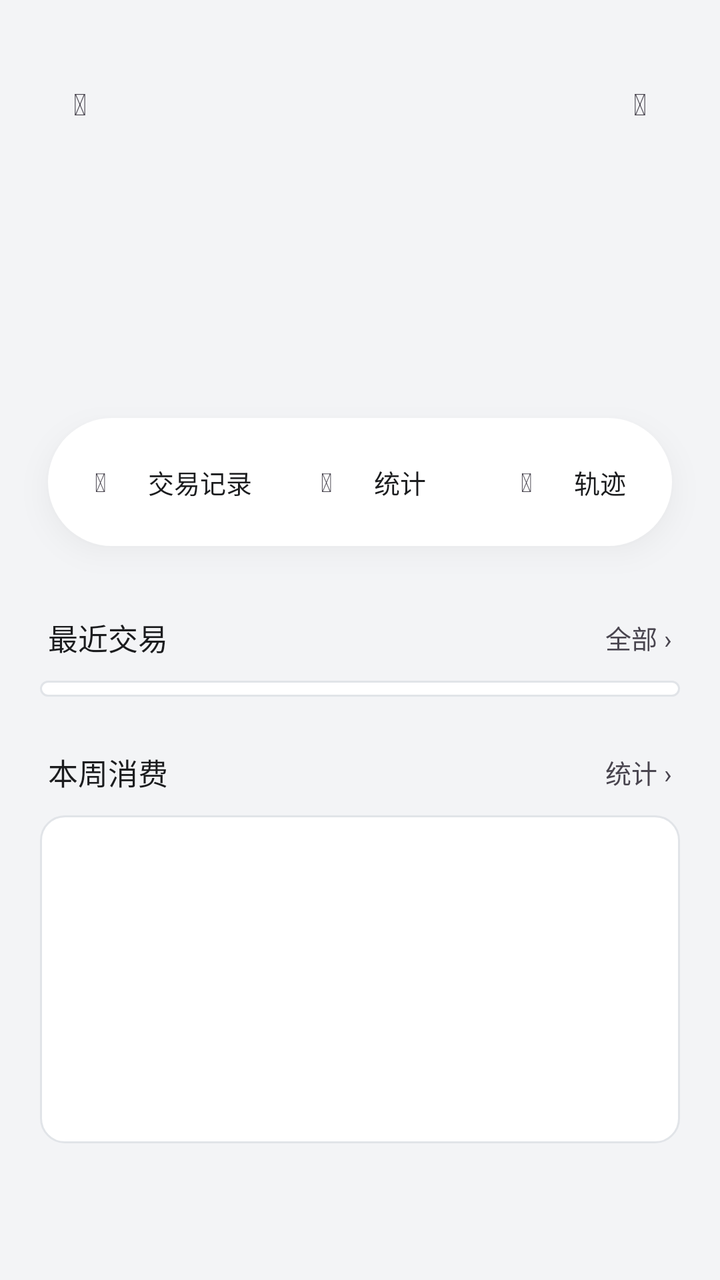
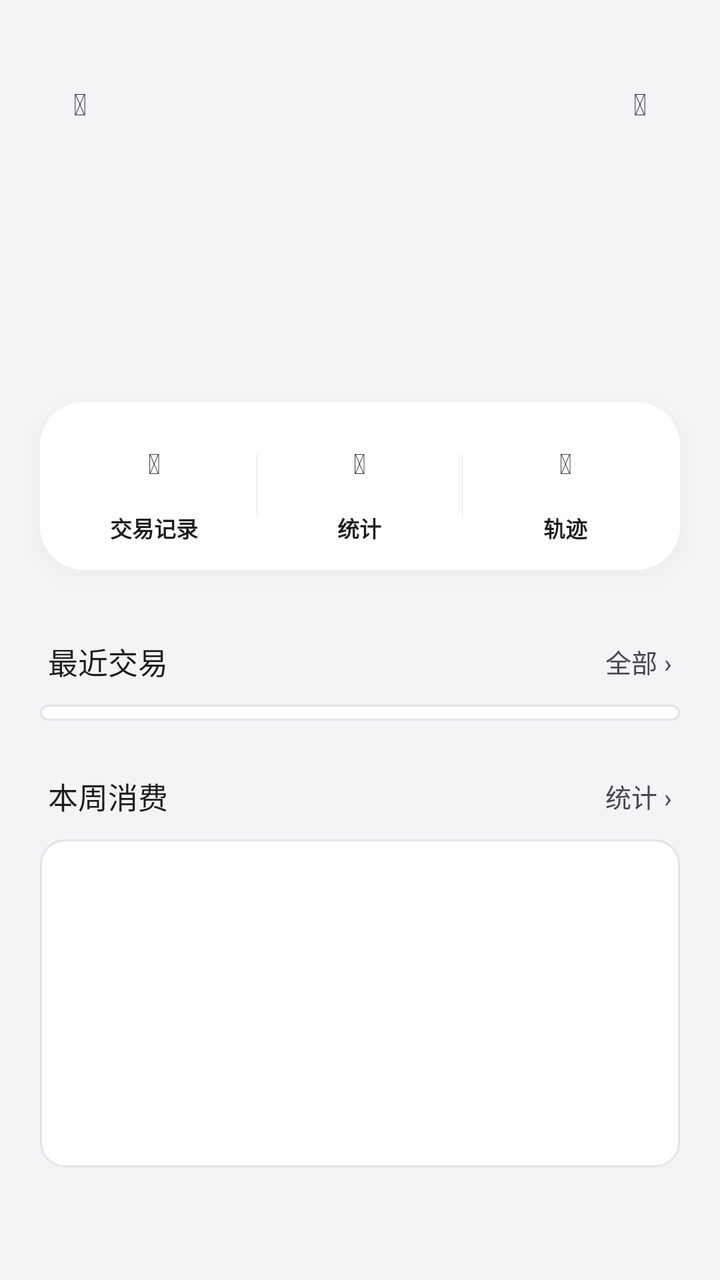

The first picture is an Android layout as it rendered before a commit; the second is the same layout after the commit. The layout source and the unified diff follow.
<!-- AndroidManifest.xml: application theme Theme.TransitU -->
<!-- res/layout/fragment_card_home.xml -->
<?xml version="1.0" encoding="utf-8"?>
<FrameLayout xmlns:android="http://schemas.android.com/apk/res/android"
    android:layout_width="match_parent"
    android:layout_height="match_parent"
    android:background="@color/paper">

    <ScrollView
        android:id="@+id/cardHomeScroll"
        android:layout_width="match_parent"
        android:layout_height="match_parent"
        android:fillViewport="true"
        android:scrollbars="none">

        <LinearLayout
            android:layout_width="match_parent"
            android:layout_height="wrap_content"
            android:orientation="vertical"
            android:paddingBottom="32dp">

            
            <LinearLayout
                android:id="@+id/header"
                android:layout_width="match_parent"
                android:layout_height="wrap_content"
                android:orientation="vertical"
                android:paddingStart="20dp"
                android:paddingEnd="20dp"
                android:paddingBottom="52dp">

                <View
                    android:layout_width="match_parent"
                    android:layout_height="@dimen/status_bar_spacer_height" />

                <FrameLayout
                    android:layout_width="match_parent"
                    android:layout_height="56dp">

                    <TextView
                        android:id="@+id/btnBack"
                        style="@style/CardHomeHeaderButton"
                        android:layout_gravity="start|center_vertical"
                        android:contentDescription="返回"
                        android:text="&#xF053;" />

                    <TextView
                        android:id="@+id/tvHeaderPill"
                        android:layout_width="wrap_content"
                        android:layout_height="32dp"
                        android:layout_gravity="center"
                        android:fontFamily="sans-serif-medium"
                        android:gravity="center"
                        android:paddingStart="14dp"
                        android:paddingEnd="14dp"
                        android:textSize="13sp" />

                    <TextView
                        android:id="@+id/btnMore"
                        style="@style/CardHomeHeaderButton"
                        android:layout_gravity="end|center_vertical"
                        android:contentDescription="更多"
                        android:text="&#xF141;" />
                </FrameLayout>

                <TextView
                    android:id="@+id/tvBalanceLabel"
                    android:layout_width="wrap_content"
                    android:layout_height="wrap_content"
                    android:layout_marginTop="16dp"
                    android:textSize="13sp" />

                <TextView
                    android:id="@+id/tvBalance"
                    android:layout_width="wrap_content"
                    android:layout_height="wrap_content"
                    android:layout_marginTop="4dp"
                    android:fontFamily="sans-serif-medium"
                    android:includeFontPadding="false"
                    android:textSize="40sp"
                    android:textStyle="bold" />

                <TextView
                    android:id="@+id/tvLastRead"
                    android:layout_width="wrap_content"
                    android:layout_height="wrap_content"
                    android:layout_marginTop="8dp"
                    android:textSize="12sp" />
            </LinearLayout>

            
            <LinearLayout
                android:layout_width="match_parent"
                android:layout_height="64dp"
                android:layout_marginStart="24dp"
                android:layout_marginTop="-32dp"
                android:layout_marginEnd="24dp"
                android:layout_marginBottom="8dp"
                android:background="@drawable/bg_action_pill"
                android:elevation="8dp"
                android:outlineAmbientShadowColor="#33000000"
                android:outlineSpotShadowColor="#40000000"
                android:gravity="center_vertical"
                android:orientation="horizontal"
                android:paddingStart="6dp"
                android:paddingEnd="6dp">

                <LinearLayout
                    android:id="@+id/actionTransactions"
                    style="@style/CardHomeAction">

                    <TextView
                        android:id="@+id/iconTransactions"
                        style="@style/CardHomeActionIcon"
                        android:text="&#xF0CA;" />

                    <TextView
                        style="@style/CardHomeActionLabel"
                        android:text="交易记录" />
                </LinearLayout>

                <LinearLayout
                    android:id="@+id/actionStats"
                    style="@style/CardHomeAction">

                    <TextView
                        android:id="@+id/iconStats"
                        style="@style/CardHomeActionIcon"
                        android:text="&#xF080;" />

                    <TextView
                        style="@style/CardHomeActionLabel"
                        android:text="统计" />
                </LinearLayout>

                <LinearLayout
                    android:id="@+id/actionMapTrace"
                    style="@style/CardHomeAction">

                    <TextView
                        android:id="@+id/iconMapTrace"
                        style="@style/CardHomeActionIcon"
                        android:text="&#xF4D7;" />

                    <TextView
                        style="@style/CardHomeActionLabel"
                        android:text="轨迹" />
                </LinearLayout>
            </LinearLayout>

            
            <LinearLayout
                android:id="@+id/discountCard"
                android:layout_width="match_parent"
                android:layout_height="wrap_content"
                android:orientation="vertical"
                android:visibility="gone">

                <LinearLayout style="@style/CardHomeSectionHeader">

                    <TextView
                        style="@style/CardHomeSectionTitle"
                        android:layout_width="wrap_content"
                        android:layout_weight="0"
                        android:text="本月优惠" />

                    <TextView
                        android:id="@+id/tvDiscountMonth"
                        android:layout_width="0dp"
                        android:layout_height="wrap_content"
                        android:layout_marginStart="8dp"
                        android:layout_weight="1"
                        android:textColor="@color/ink_3"
                        android:textSize="12sp" />

                    
                    <LinearLayout
                        android:id="@+id/discountPillsRow"
                        android:layout_width="wrap_content"
                        android:layout_height="wrap_content"
                        android:orientation="horizontal" />
                </LinearLayout>

                <LinearLayout style="@style/CardHomeSectionCard">

                    <TextView
                        android:layout_width="wrap_content"
                        android:layout_height="wrap_content"
                        android:text="本月累计乘车消费"
                        android:textColor="@color/ink_3"
                        android:textSize="12sp" />

                    <TextView
                        android:id="@+id/tvProgress"
                        android:layout_width="wrap_content"
                        android:layout_height="wrap_content"
                        android:layout_marginTop="2dp"
                        android:fontFamily="sans-serif-medium"
                        android:textColor="@color/ink"
                        android:textSize="24sp"
                        android:textStyle="bold" />

                    
                    <LinearLayout
                        android:id="@+id/discountHintsColumn"
                        android:layout_width="match_parent"
                        android:layout_height="wrap_content"
                        android:orientation="vertical" />
                </LinearLayout>
            </LinearLayout>

            
            <LinearLayout style="@style/CardHomeSectionHeader">

                <TextView
                    style="@style/CardHomeSectionTitle"
                    android:text="最近交易" />

                <TextView
                    android:id="@+id/btnViewAll"
                    style="@style/CardHomeSectionLink"
                    android:text="全部 ›" />
            </LinearLayout>

            <LinearLayout
                android:id="@+id/recentTxnContainer"
                android:layout_width="match_parent"
                android:layout_height="wrap_content"
                android:layout_marginStart="20dp"
                android:layout_marginEnd="20dp"
                android:background="@drawable/bg_content_card"
                android:orientation="vertical"
                android:paddingTop="4dp"
                android:paddingBottom="4dp" />

            
            <LinearLayout style="@style/CardHomeSectionHeader">

                <TextView
                    style="@style/CardHomeSectionTitle"
                    android:layout_width="wrap_content"
                    android:layout_weight="0"
                    android:text="本周消费" />

                <TextView
                    android:id="@+id/tvWeekTotal"
                    android:layout_width="0dp"
                    android:layout_height="wrap_content"
                    android:layout_marginStart="8dp"
                    android:layout_weight="1"
                    android:textColor="@color/ink_3"
                    android:textSize="12sp" />

                <TextView
                    android:id="@+id/btnMiniStatsAll"
                    style="@style/CardHomeSectionLink"
                    android:text="统计 ›" />
            </LinearLayout>

            <LinearLayout style="@style/CardHomeSectionCard">

                
                <LinearLayout
                    android:id="@+id/chartMiniArea"
                    android:layout_width="match_parent"
                    android:layout_height="132dp"
                    android:gravity="bottom"
                    android:orientation="horizontal" />
            </LinearLayout>
        </LinearLayout>
    </ScrollView>

    
    <View
        android:id="@+id/statusScrim"
        android:layout_width="match_parent"
        android:layout_height="@dimen/status_bar_spacer_height" />
</FrameLayout>
<!-- resources referenced by this layout -->
<resources>
  <color name="ink">#1B1C1E</color>
  <color name="ink_3">#6B6F76</color>
  <color name="paper">#F3F4F6</color>
  <dimen name="status_bar_spacer_height">0dp</dimen>
  <!-- drawable bg_action_pill (drawable) -->
  <?xml version="1.0" encoding="utf-8"?>
  <shape xmlns:android="http://schemas.android.com/apk/res/android">
      <solid android:color="@color/surface" />
      <corners android:radius="999dp" />
  </shape>
  <!-- drawable bg_content_card (drawable) -->
  <?xml version="1.0" encoding="utf-8"?>
  <shape xmlns:android="http://schemas.android.com/apk/res/android">
      <solid android:color="#FFFFFF" />
      <corners android:radius="12dp" />
      <stroke android:width="1dp" android:color="@color/line" />
  </shape>
  <style name="CardHomeAction">
          <item name="android:layout_width">0dp</item>
          <item name="android:layout_height">48dp</item>
          <item name="android:layout_weight">1</item>
          <item name="android:orientation">horizontal</item>
          <item name="android:gravity">center</item>
          <item name="android:clickable">true</item>
          <item name="android:focusable">true</item>
          <item name="android:background">@drawable/bg_action_segment</item>
      </style>
  <style name="CardHomeActionIcon">
          <item name="android:layout_width">32dp</item>
          <item name="android:layout_height">32dp</item>
          <item name="android:gravity">center</item>
          <item name="android:textSize">13sp</item>
          <item name="android:importantForAccessibility">no</item>
      </style>
  <style name="CardHomeActionLabel">
          <item name="android:layout_width">wrap_content</item>
          <item name="android:layout_height">wrap_content</item>
          <item name="android:layout_marginStart">8dp</item>
          <item name="android:textColor">@color/ink</item>
          <item name="android:textSize">13sp</item>
          <item name="android:maxLines">1</item>
      </style>
  <style name="CardHomeHeaderButton">
          <item name="android:layout_width">40dp</item>
          <item name="android:layout_height">40dp</item>
          <item name="android:gravity">center</item>
          <item name="android:clickable">true</item>
          <item name="android:focusable">true</item>
          <item name="android:textSize">15sp</item>
      </style>
  <color name="surface">#FFFFFF</color>
  <color name="line">#E1E4E8</color>
  <!-- drawable bg_action_segment (drawable) -->
  <?xml version="1.0" encoding="utf-8"?>
  <shape xmlns:android="http://schemas.android.com/apk/res/android">
      <solid android:color="@android:color/transparent" />
      <corners android:radius="999dp" />
  </shape>
  <!-- drawable tu_text_select_handle_middle (drawable) -->
  <?xml version="1.0" encoding="utf-8"?>
  <bitmap xmlns:android="http://schemas.android.com/apk/res/android"
      android:src="@drawable/abc_text_select_handle_middle_mtrl"
      android:tint="?attr/colorPrimary"
      android:tintMode="src_in" />
  <!-- drawable tu_text_select_handle_left (drawable) -->
  <?xml version="1.0" encoding="utf-8"?>
  <bitmap xmlns:android="http://schemas.android.com/apk/res/android"
      android:src="@drawable/abc_text_select_handle_left_mtrl"
      android:tint="?attr/colorPrimary"
      android:tintMode="src_in" />
  <!-- drawable tu_text_select_handle_right (drawable) -->
  <?xml version="1.0" encoding="utf-8"?>
  <bitmap xmlns:android="http://schemas.android.com/apk/res/android"
      android:src="@drawable/abc_text_select_handle_right_mtrl"
      android:tint="?attr/colorPrimary"
      android:tintMode="src_in" />
  <!-- unchanged entries left out for length: 5 -->
</resources>

<!-- the commit's change to res/layout/fragment_card_home.xml (unified diff, before → after) -->
@@ -89,19 +89,18 @@
             
             <LinearLayout
                 android:layout_width="match_parent"
-                android:layout_height="64dp"
-                android:layout_marginStart="24dp"
-                android:layout_marginTop="-32dp"
-                android:layout_marginEnd="24dp"
+                android:layout_height="wrap_content"
+                android:layout_marginStart="20dp"
+                android:layout_marginTop="-40dp"
+                android:layout_marginEnd="20dp"
                 android:layout_marginBottom="8dp"
                 android:background="@drawable/bg_action_pill"
-                android:elevation="8dp"
-                android:outlineAmbientShadowColor="#33000000"
-                android:outlineSpotShadowColor="#40000000"
+                android:elevation="6dp"
+                android:outlineAmbientShadowColor="#26000000"
+                android:outlineSpotShadowColor="#33000000"
                 android:gravity="center_vertical"
                 android:orientation="horizontal"
-                android:paddingStart="6dp"
-                android:paddingEnd="6dp">
+                android:padding="6dp">
 
                 <LinearLayout
                     android:id="@+id/actionTransactions"
@@ -117,6 +116,8 @@
                         android:text="交易记录" />
                 </LinearLayout>
 
+                <View style="@style/CardHomeActionDivider" />
+
                 <LinearLayout
                     android:id="@+id/actionStats"
                     style="@style/CardHomeAction">
@@ -130,6 +131,8 @@
                         style="@style/CardHomeActionLabel"
                         android:text="统计" />
                 </LinearLayout>
+
+                <View style="@style/CardHomeActionDivider" />
 
                 <LinearLayout
                     android:id="@+id/actionMapTrace"
<!-- resource entries referenced after the edit -->
@@ -8,7 +8,7 @@
   <?xml version="1.0" encoding="utf-8"?>
   <shape xmlns:android="http://schemas.android.com/apk/res/android">
       <solid android:color="@color/surface" />
-      <corners android:radius="999dp" />
+      <corners android:radius="22dp" />
   </shape>
   <!-- drawable bg_content_card (drawable) -->
   <?xml version="1.0" encoding="utf-8"?>
@@ -19,27 +19,33 @@
   </shape>
   <style name="CardHomeAction">
           <item name="android:layout_width">0dp</item>
-          <item name="android:layout_height">48dp</item>
+          <item name="android:layout_height">72dp</item>
           <item name="android:layout_weight">1</item>
-          <item name="android:orientation">horizontal</item>
+          <item name="android:orientation">vertical</item>
           <item name="android:gravity">center</item>
           <item name="android:clickable">true</item>
           <item name="android:focusable">true</item>
           <item name="android:background">@drawable/bg_action_segment</item>
       </style>
+  <style name="CardHomeActionDivider">
+          <item name="android:layout_width">1px</item>
+          <item name="android:layout_height">32dp</item>
+          <item name="android:background">@color/line</item>
+      </style>
   <style name="CardHomeActionIcon">
-          <item name="android:layout_width">32dp</item>
-          <item name="android:layout_height">32dp</item>
+          <item name="android:layout_width">36dp</item>
+          <item name="android:layout_height">36dp</item>
           <item name="android:gravity">center</item>
-          <item name="android:textSize">13sp</item>
+          <item name="android:textSize">14sp</item>
           <item name="android:importantForAccessibility">no</item>
       </style>
   <style name="CardHomeActionLabel">
           <item name="android:layout_width">wrap_content</item>
           <item name="android:layout_height">wrap_content</item>
-          <item name="android:layout_marginStart">8dp</item>
+          <item name="android:layout_marginTop">6dp</item>
           <item name="android:textColor">@color/ink</item>
-          <item name="android:textSize">13sp</item>
+          <item name="android:textSize">11sp</item>
+          <item name="android:textStyle">bold</item>
           <item name="android:maxLines">1</item>
       </style>
   <style name="CardHomeHeaderButton">
@@ -56,7 +62,7 @@
   <?xml version="1.0" encoding="utf-8"?>
   <shape xmlns:android="http://schemas.android.com/apk/res/android">
       <solid android:color="@android:color/transparent" />
-      <corners android:radius="999dp" />
+      <corners android:radius="16dp" />
   </shape>
   <!-- drawable tu_text_select_handle_middle (drawable) -->
   <?xml version="1.0" encoding="utf-8"?>
